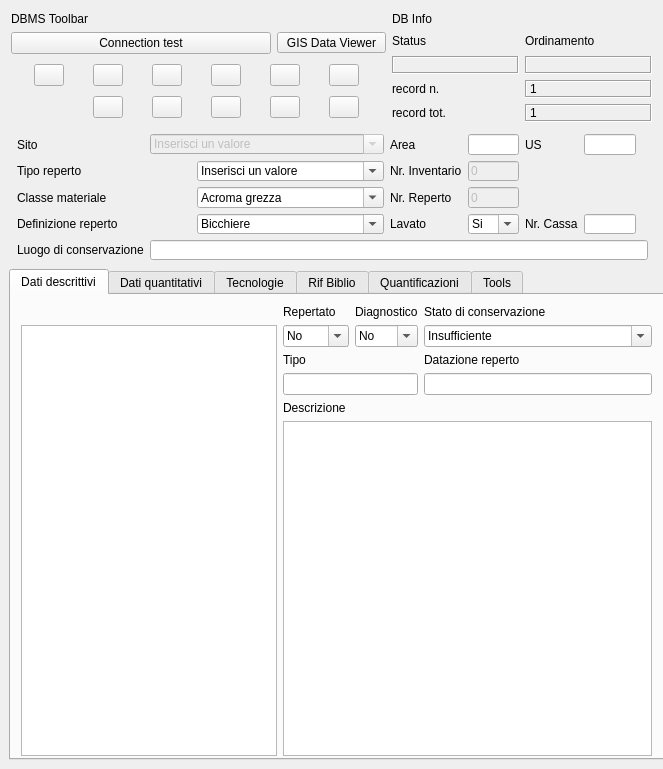
Before: the Qt Designer form gui/ui/Inv_Materiali.ui in pyarchinit/pyarchinit, drawn with Qt 5.
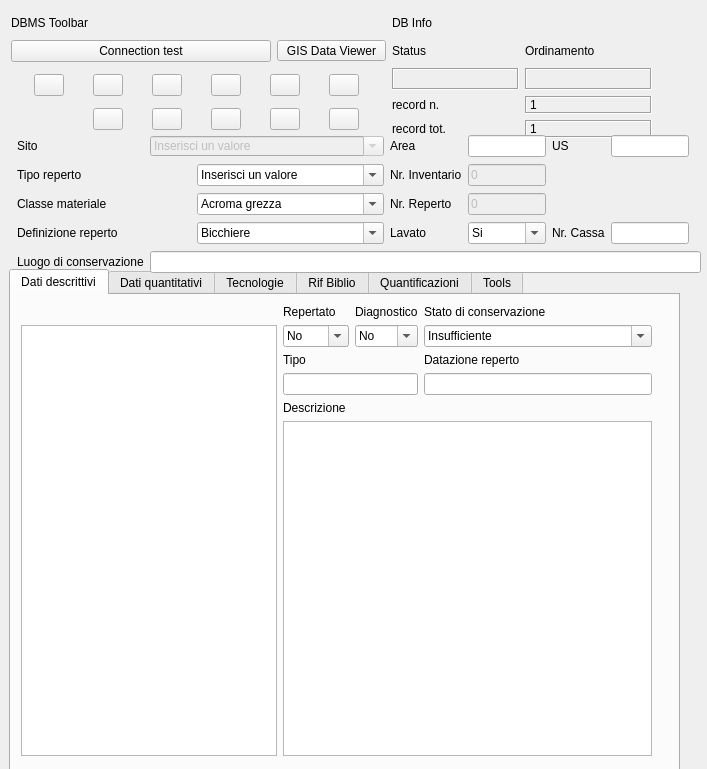
After: the same form once the commit is applied. Icons and pictures are not drawn. Custom widgets are drawn as their Qt base class.

Patch:
```diff
--- a/gui/ui/Inv_Materiali.ui
+++ b/gui/ui/Inv_Materiali.ui
@@ -6,7 +6,7 @@
    <rect>
     <x>0</x>
     <y>0</y>
-    <width>663</width>
+    <width>707</width>
     <height>769</height>
    </rect>
   </property>
@@ -28,8 +28,8 @@
     <rect>
      <x>9</x>
      <y>269</y>
-     <width>661</width>
-     <height>491</height>
+     <width>671</width>
+     <height>517</height>
     </rect>
    </property>
    <property name="currentIndex">
@@ -39,7 +39,7 @@
     <attribute name="title">
      <string>Dati descrittivi</string>
     </attribute>
-    <widget class="QWidget" name="">
+    <widget class="QWidget" name="layoutWidget">
      <property name="geometry">
       <rect>
        <x>10</x>
@@ -927,13 +927,13 @@
     </layout>
    </widget>
   </widget>
-  <widget class="QWidget" name="">
+  <widget class="QWidget" name="layoutWidget">
    <property name="geometry">
     <rect>
      <x>11</x>
      <y>11</y>
      <width>641</width>
-     <height>111</height>
+     <height>127</height>
     </rect>
    </property>
    <layout class="QGridLayout" name="gridLayout_4">
@@ -1382,13 +1382,13 @@
     </item>
    </layout>
   </widget>
-  <widget class="QWidget" name="">
+  <widget class="QWidget" name="layoutWidget">
    <property name="geometry">
     <rect>
      <x>17</x>
      <y>134</y>
-     <width>631</width>
-     <height>126</height>
+     <width>684</width>
+     <height>140</height>
     </rect>
    </property>
    <layout class="QGridLayout" name="gridLayout">
```
